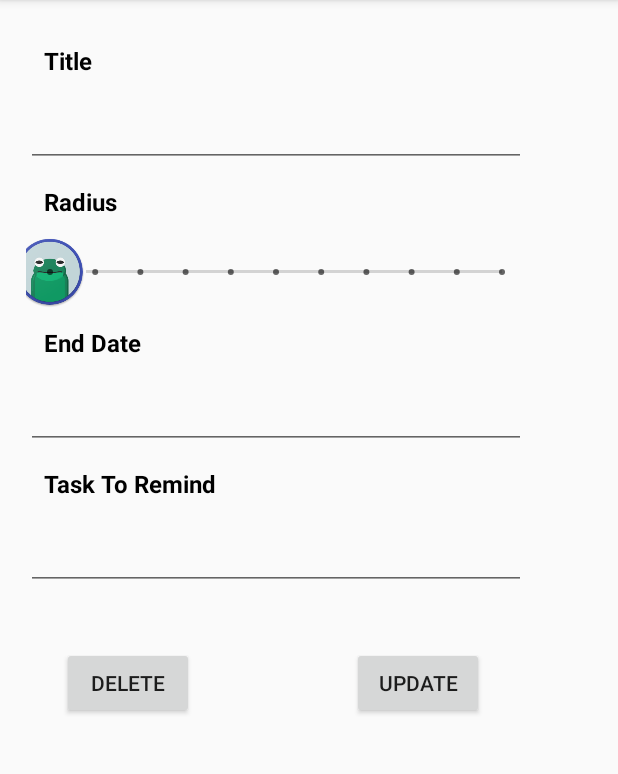
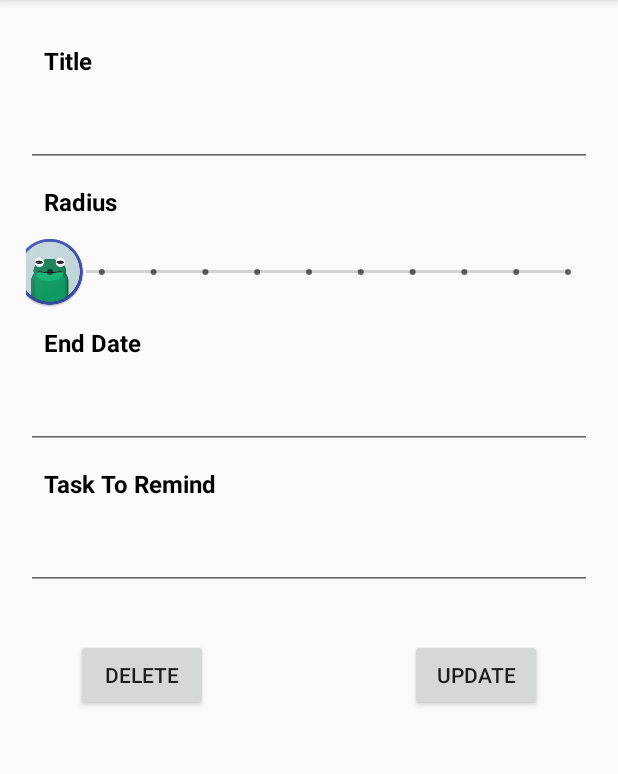
Before and after one commit to theflyingmachine/LeapFrog, an Android app: the ManageTask screen opened directly, with no data from a screen before it, on a phone screen of 412 x 824 dp, the part 84-858 px from its top. Run offline under Robolectric (Android 15) with nearby library versions, the phone set to English and light mode, and no system bars; 2 statements that could not run were skipped.

Commit message:
UI update - v1.2

```diff
--- a/app/build.gradle
+++ b/app/build.gradle
@@ -5,10 +5,10 @@ android {
     buildToolsVersion "26.0.2"
     defaultConfig {
         applicationId "com.ericabraham.leapfrog"
-        minSdkVersion 17
+        minSdkVersion 15
         targetSdkVersion 27
-        versionCode 2
-        versionName "1.1"
+        versionCode 3
+        versionName "1.2"
         testInstrumentationRunner "android.support.test.runner.AndroidJUnitRunner"
         multiDexEnabled true
     }
--- a/app/src/main/res/layout/activity_manage_task.xml
+++ b/app/src/main/res/layout/activity_manage_task.xml
@@ -7,8 +7,8 @@
 
 
     <ScrollView xmlns:android="http://schemas.android.com/apk/res/android"
-        android:layout_width="368dp"
-        android:layout_height="wrap_content"
+        android:layout_width="fill_parent"
+        android:layout_height="fill_parent"
         android:fillViewport="true"
         android:scrollbars="vertical"
         tools:layout_editor_absoluteX="8dp"
@@ -24,6 +24,7 @@
             android:orientation="vertical">
             <!--<include android:id="@+id/app_bar" layout="@layout/app_bar"/>-->
             <LinearLayout
+                android:id="@+id/toplayer"
                 android:layout_width="match_parent"
                 android:layout_height="wrap_content"
                 android:layout_margin="@dimen/cardview_default_elevation"
@@ -115,37 +116,25 @@
 
             <RelativeLayout
                 android:layout_width="match_parent"
-                android:layout_height="103dp"
+                android:layout_height="wrap_content"
                 android:padding="15dp">
-
-                <LinearLayout
-                    android:id="@+id/linearLayout2"
-                    android:layout_width="match_parent"
-                    android:layout_height="wrap_content"
-                    android:orientation="horizontal">
-
-                </LinearLayout>
 
                 <Button
                     android:id="@+id/del_button"
                     android:layout_width="wrap_content"
                     android:layout_height="wrap_content"
-                    android:layout_above="@+id/textView2"
                     android:layout_alignParentLeft="true"
                     android:layout_alignParentStart="true"
-                    android:layout_marginLeft="26dp"
-                    android:layout_marginStart="26dp"
+                    android:layout_marginLeft="35dp"
                     android:text="Delete" />
 
                 <Button
                     android:id="@+id/update_button"
                     android:layout_width="wrap_content"
                     android:layout_height="wrap_content"
-                    android:layout_above="@+id/taskid"
                     android:layout_alignParentEnd="true"
                     android:layout_alignParentRight="true"
-                    android:layout_marginEnd="30dp"
-                    android:layout_marginRight="30dp"
+                    android:layout_marginRight="35dp"
                     android:text="Update" />
 
                 <TextView
```
Also changed, not shown: app/src/main/res/layout/activity_task_setting.xml (+13 -26 lines), app/src/main/res/layout/content_main.xml (+4 -11 lines), 1 other file.
